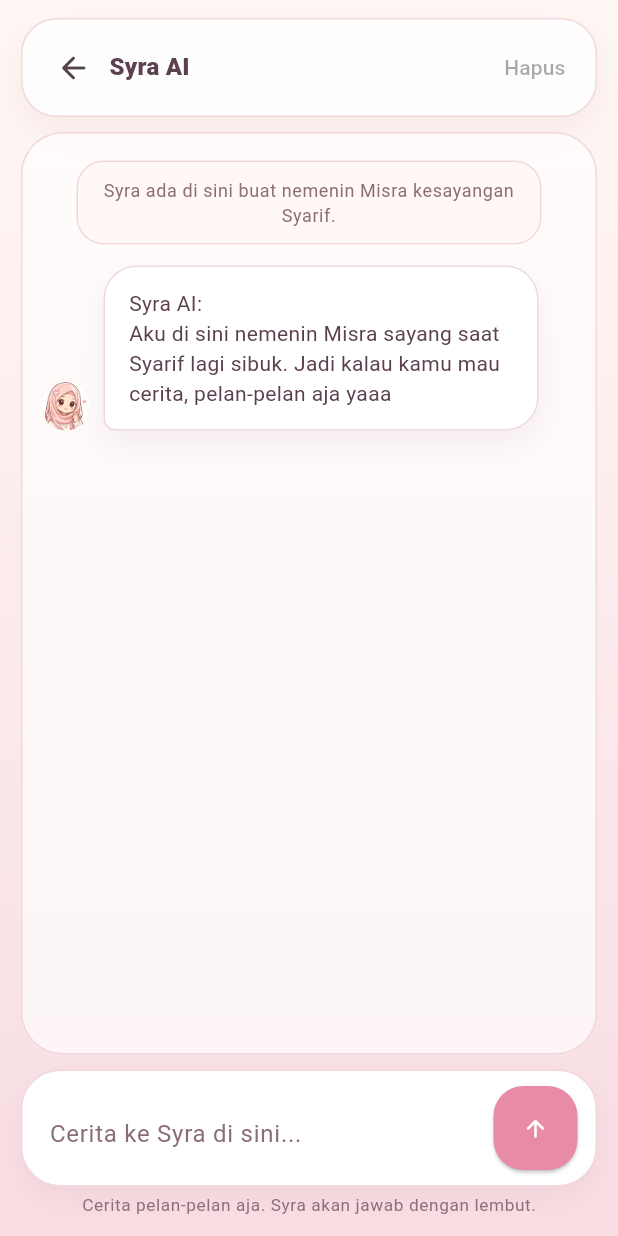
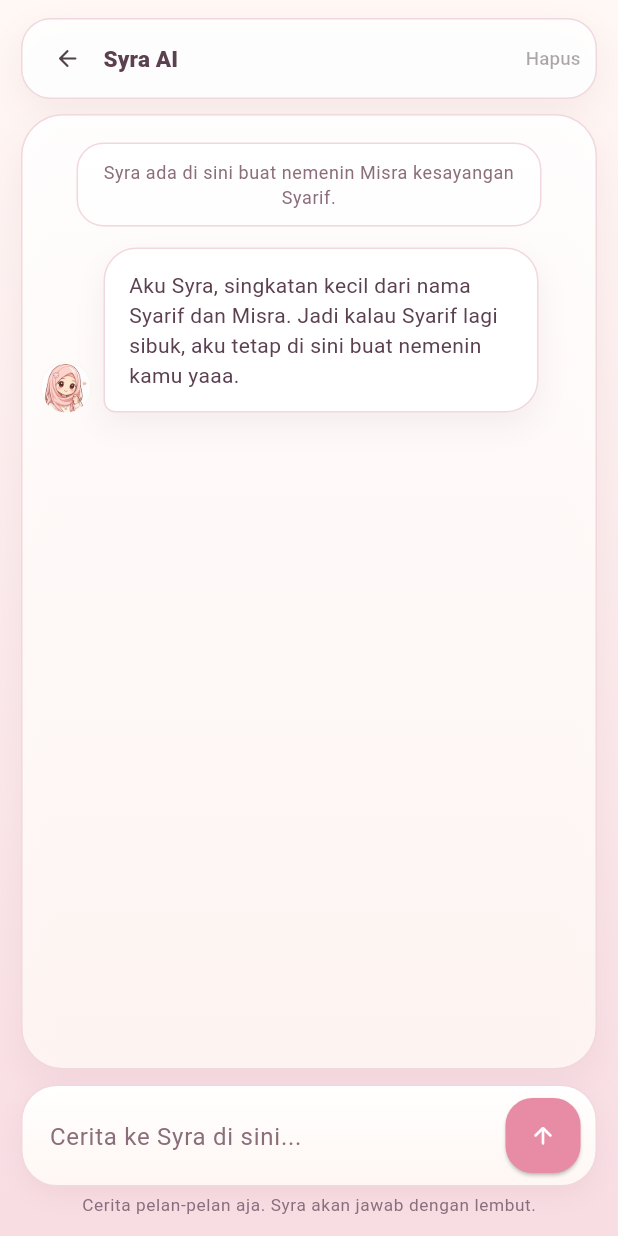
Before and after one commit to Sarif-rex/formisra, a Flutter app: the ChatPage screen opened by its route, on a phone screen of 412 x 824 dp. Run offline on Flutter 3.47's test engine with Material 3 defaults, Android fonts, the phone set to English and light mode, and no system bars; our stand-ins replace shared_preferences; accounts and stored records are empty.

Commit message:
Add subtle premium chat surfaces

```diff
--- a/lib/pages/chat_page.dart
+++ b/lib/pages/chat_page.dart
@@ -21,7 +21,7 @@ class ChatPage extends StatefulWidget {
 
 class _ChatPageState extends State<ChatPage> {
   static const String _introMessage =
-      'Syra AI:\nAku di sini nemenin Misra sayang saat Syarif lagi sibuk. Jadi kalau kamu mau cerita, pelan-pelan aja yaaa';
+      'Aku Syra, singkatan kecil dari nama Syarif dan Misra. Jadi kalau Syarif lagi sibuk, aku tetap di sini buat nemenin kamu yaaa.';
   static const int _maxStoredMessages = 40;
   static const String _syraAvatarAssetPath = 'assets/images/syra.png';
 
@@ -293,10 +293,10 @@ class _ChatPageState extends State<ChatPage> {
         child: Column(
           children: [
             Container(
-              padding: const EdgeInsets.fromLTRB(10, 8, 8, 8),
+              padding: const EdgeInsets.fromLTRB(6, 2, 2, 2),
               decoration: BoxDecoration(
                 color: Colors.white.withValues(alpha: 0.9),
-                borderRadius: BorderRadius.circular(24),
+                borderRadius: BorderRadius.circular(20),
                 border: Border.all(color: AppColors.border),
                 boxShadow: const [
                   BoxShadow(
@@ -314,25 +314,37 @@ class _ChatPageState extends State<ChatPage> {
                     },
                     icon: const Icon(Icons.arrow_back_rounded),
                     tooltip: 'Kembali ke beranda',
+                    iconSize: 18,
+                    padding: const EdgeInsets.all(6),
+                    constraints: const BoxConstraints(
+                      minWidth: 32,
+                      minHeight: 32,
+                    ),
                   ),
                   Expanded(
-                    child: Column(
-                      crossAxisAlignment: CrossAxisAlignment.start,
-                      children: [
-                        Text(
-                          'Syra AI',
-                          style:
-                              Theme.of(context).textTheme.titleMedium?.copyWith(
-                                    fontWeight: FontWeight.w800,
-                                  ),
-                        ),
-                      ],
+                    child: Text(
+                      'Syra AI',
+                      style: Theme.of(context).textTheme.titleSmall?.copyWith(
+                            fontWeight: FontWeight.w800,
+                            fontSize: 15,
+                          ),
                     ),
                   ),
                   TextButton(
                     onPressed:
                         _messages.length <= 1 || _isSending ? null : _clearChat,
-                    child: const Text('Hapus'),
+                    style: TextButton.styleFrom(
+                      padding: const EdgeInsets.symmetric(
+                        horizontal: 8,
+                        vertical: 6,
+                      ),
+                      minimumSize: const Size(0, 32),
+                      tapTargetSize: MaterialTapTargetSize.shrinkWrap,
+                    ),
+                    child: const Text(
+                      'Hapus',
+                      style: TextStyle(fontSize: 12.5),
+                    ),
                   ),
                 ],
               ),
@@ -373,9 +385,23 @@ class _ChatPageState extends State<ChatPage> {
                 width: double.infinity,
                 padding: const EdgeInsets.fromLTRB(12, 14, 12, 8),
                 decoration: BoxDecoration(
-                  color: Colors.white.withValues(alpha: 0.68),
+                  gradient: LinearGradient(
+                    colors: [
+                      Colors.white.withValues(alpha: 0.9),
+                      AppColors.cream.withValues(alpha: 0.88),
+                    ],
+                    begin: Alignment.topCenter,
+                    end: Alignment.bottomCenter,
+                  ),
                   borderRadius: BorderRadius.circular(28),
                   border: Border.all(color: AppColors.border),
+                  boxShadow: const [
+                    BoxShadow(
+                      color: AppColors.shadow,
+                      blurRadius: 20,
+                      offset: Offset(0, 10),
+                    ),
+                  ],
                 ),
                 child: _isLoading
                     ? const Center(
@@ -406,7 +432,7 @@ class _ChatPageState extends State<ChatPage> {
                                   vertical: 10,
                                 ),
                                 decoration: BoxDecoration(
-                                  color: AppColors.cream,
+                                  color: Colors.white.withValues(alpha: 0.8),
                                   borderRadius: BorderRadius.circular(18),
                                   border: Border.all(color: AppColors.border),
                                 ),
@@ -446,16 +472,23 @@ class _ChatPageState extends State<ChatPage> {
             ),
             const SizedBox(height: 10),
             Container(
-              padding: const EdgeInsets.fromLTRB(12, 10, 12, 10),
+              padding: const EdgeInsets.fromLTRB(12, 8, 10, 8),
               decoration: BoxDecoration(
-                color: Colors.white,
-                borderRadius: BorderRadius.circular(26),
+                gradient: LinearGradient(
+                  colors: [
+                    Colors.white,
+                    AppColors.cream.withValues(alpha: 0.96),
+                  ],
+                  begin: Alignment.topCenter,
+                  end: Alignment.bottomCenter,
+                ),
+                borderRadius: BorderRadius.circular(24),
                 border: Border.all(color: AppColors.border),
                 boxShadow: const [
                   BoxShadow(
                     color: AppColors.shadow,
-                    blurRadius: 16,
-                    offset: Offset(0, 8),
+                    blurRadius: 14,
+                    offset: Offset(0, 6),
                   ),
                 ],
               ),
@@ -481,21 +514,21 @@ class _ChatPageState extends State<ChatPage> {
                         focusedBorder: InputBorder.none,
                         contentPadding: EdgeInsets.symmetric(
                           horizontal: 6,
-                          vertical: 10,
+                          vertical: 8,
                         ),
                       ),
                     ),
                   ),
-                  const SizedBox(width: 12),
+                  const SizedBox(width: 10),
                   SizedBox(
-                    width: 56,
-                    height: 56,
+                    width: 50,
+                    height: 50,
                     child: ElevatedButton(
                       onPressed: _isSending ? null : _sendMessage,
                       style: ElevatedButton.styleFrom(
                         padding: EdgeInsets.zero,
                         shape: RoundedRectangleBorder(
-                          borderRadius: BorderRadius.circular(20),
+                          borderRadius: BorderRadius.circular(18),
                         ),
                       ),
                       child: _isSending
```
